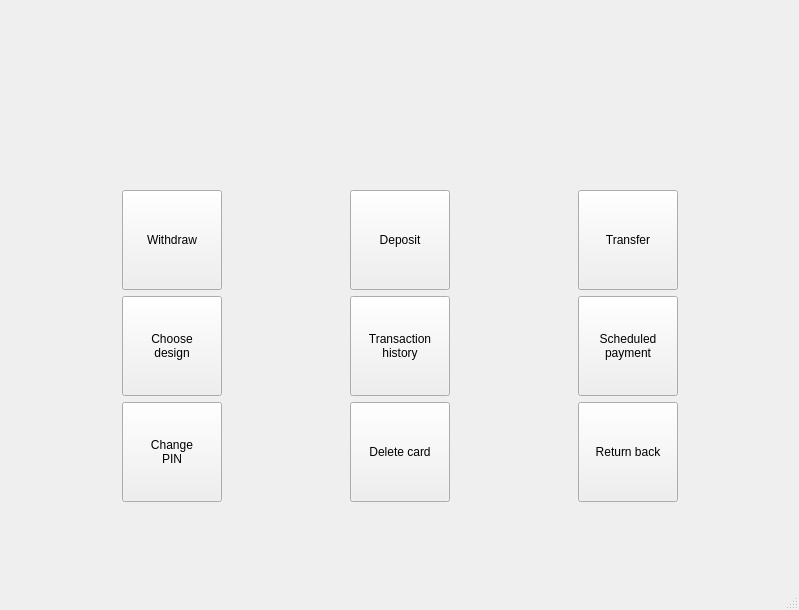
Above: gui/mainwindow.ui from bergamontt/nong-bong before the change. Below: the same form after it.
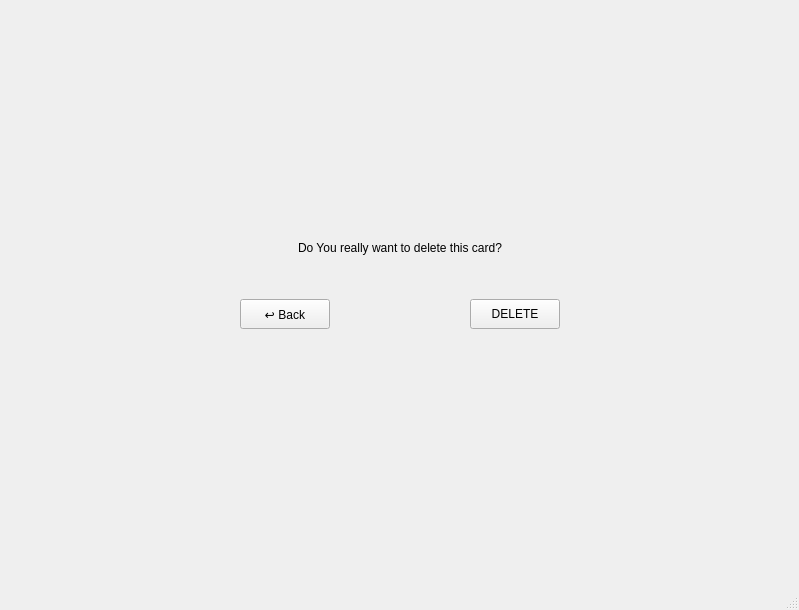
That is the form after the change. The open tabs and pages were chosen to show the change. Custom widgets are drawn as their Qt base class.

Commit message: Card deletion screen, fixed-sized window, updateAllCardWidgets method

Diff of the .ui file:
```diff
--- a/gui/mainwindow.ui
+++ b/gui/mainwindow.ui
@@ -1465,6 +1465,116 @@
       </property>
      </widget>
     </widget>
+    <widget class="QWidget" name="deleteCardScreen">
+     <widget class="QWidget" name="verticalLayoutWidget_12">
+      <property name="geometry">
+       <rect>
+        <x>0</x>
+        <y>70</y>
+        <width>801</width>
+        <height>305</height>
+       </rect>
+      </property>
+      <layout class="QVBoxLayout" name="verticalLayout_18">
+       <property name="spacing">
+        <number>20</number>
+       </property>
+       <item alignment="Qt::AlignmentFlag::AlignHCenter">
+        <widget class="BankCardWidget" name="W_currentCard_del" native="true">
+         <property name="minimumSize">
+          <size>
+           <width>275</width>
+           <height>160</height>
+          </size>
+         </property>
+         <property name="maximumSize">
+          <size>
+           <width>275</width>
+           <height>160</height>
+          </size>
+         </property>
+         <layout class="QVBoxLayout" name="currentCard_9"/>
+        </widget>
+       </item>
+       <item alignment="Qt::AlignmentFlag::AlignHCenter">
+        <widget class="QLabel" name="L_cardDeletion">
+         <property name="minimumSize">
+          <size>
+           <width>700</width>
+           <height>51</height>
+          </size>
+         </property>
+         <property name="maximumSize">
+          <size>
+           <width>700</width>
+           <height>51</height>
+          </size>
+         </property>
+         <property name="text">
+          <string>Do You really want to delete this card?</string>
+         </property>
+         <property name="alignment">
+          <set>Qt::AlignmentFlag::AlignCenter</set>
+         </property>
+        </widget>
+       </item>
+       <item>
+        <layout class="QHBoxLayout" name="horizontalLayout_14">
+         <property name="spacing">
+          <number>0</number>
+         </property>
+         <property name="leftMargin">
+          <number>100</number>
+         </property>
+         <property name="rightMargin">
+          <number>100</number>
+         </property>
+         <item>
+          <widget class="QPushButton" name="B_cancelDeleteCard">
+           <property name="minimumSize">
+            <size>
+             <width>90</width>
+             <height>30</height>
+            </size>
+           </property>
+           <property name="maximumSize">
+            <size>
+             <width>90</width>
+             <height>30</height>
+            </size>
+           </property>
+           <property name="text">
+            <string>↩ Back</string>
+           </property>
+           <property name="checkable">
+            <bool>false</bool>
+           </property>
+          </widget>
+         </item>
+         <item>
+          <widget class="QPushButton" name="B_enterDeleteCard">
+           <property name="minimumSize">
+            <size>
+             <width>90</width>
+             <height>30</height>
+            </size>
+           </property>
+           <property name="maximumSize">
+            <size>
+             <width>90</width>
+             <height>30</height>
+            </size>
+           </property>
+           <property name="text">
+            <string>DELETE</string>
+           </property>
+          </widget>
+         </item>
+        </layout>
+       </item>
+      </layout>
+     </widget>
+    </widget>
     <widget class="QWidget" name="scheduledPaymentsScreen">
      <widget class="BankCardWidget" name="W_currentCard_4" native="true">
       <property name="geometry">
```
Left out of the diff: 20 changed lines with no effect on the pictures. The commit also changes 2 other files.
